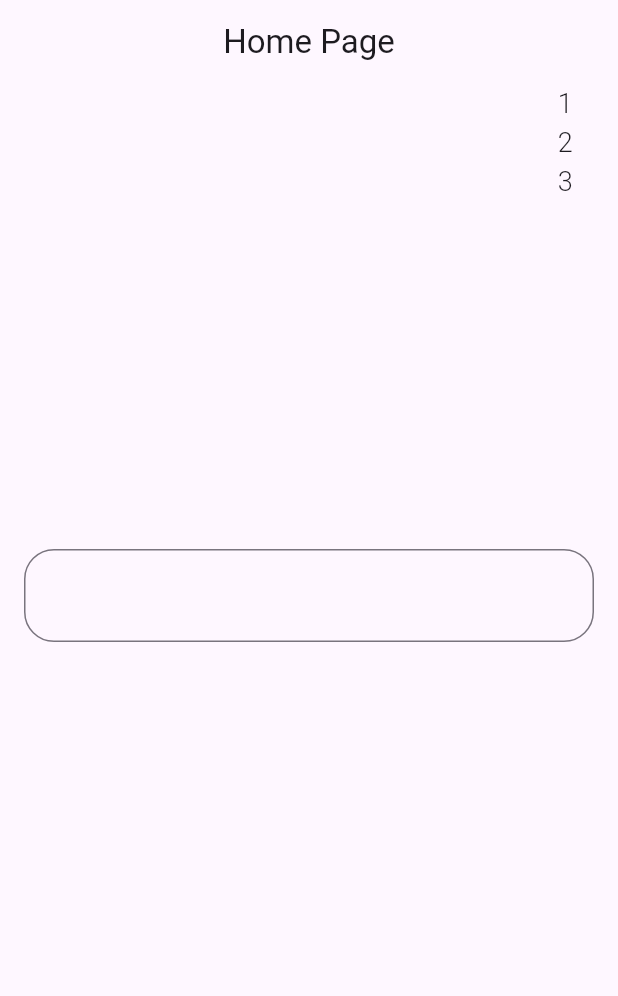
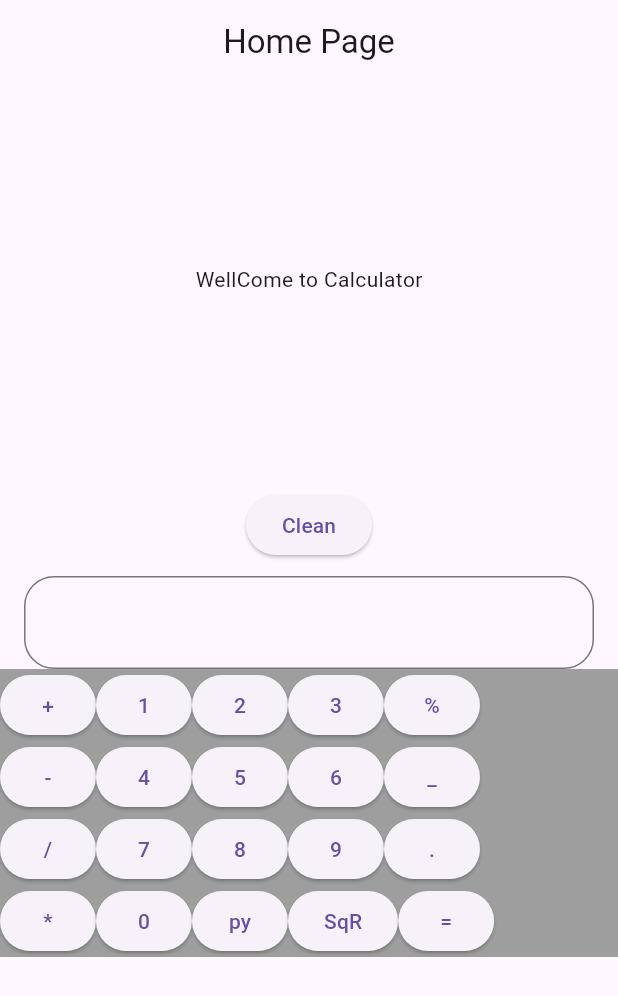
Before and after one commit to MuhammadShoaib1930/Calculator, a Flutter app: the screen it shows after launch, on a phone screen of 412 x 824 dp. Shown: the top 996 px of the screen. Run offline on Flutter 3.47's test engine with Material 3 defaults, Android fonts, the phone set to English and light mode, and no system bars.

Commit message:
update feature

```diff
--- a/lib/screens_pages/home_page.dart
+++ b/lib/screens_pages/home_page.dart
@@ -1,5 +1,6 @@
+
 import 'dart:async';
-
+import 'package:calculator/logics/basic_operations.dart';
 import 'package:flutter/gestures.dart';
 import 'package:flutter/material.dart';
 
@@ -10,9 +11,10 @@ class HomePage extends StatefulWidget {
   State<HomePage> createState() => _HomePageState();
 }
 
+StreamController streamController = StreamController();
+
 class _HomePageState extends State<HomePage> {
-  StreamController streamController = StreamController();
-  List<String> list = ['1','2','3'];
+  List<String> list = [];
   TextEditingController textEditingController = TextEditingController();
   @override
   Widget build(BuildContext context) {
@@ -24,7 +26,7 @@ class _HomePageState extends State<HomePage> {
         body: Column(children: [
           SizedBox(
             width: double.infinity,
-            height: 310,
+            height: 260,
             child: StreamBuilder(
               initialData: "WellCome to Calculator",
               stream: streamController.stream,
@@ -38,11 +40,8 @@ class _HomePageState extends State<HomePage> {
                               list[index].toString(),
                               textAlign: TextAlign.right,
                               style: const TextStyle(
-                                fontSize: 18,
-                                fontWeight: FontWeight.w300
-                              ),
-
-                              ),
+                                  fontSize: 18, fontWeight: FontWeight.w300),
+                            ),
                           );
                         },
                         itemCount: list.length,
@@ -52,12 +51,26 @@ class _HomePageState extends State<HomePage> {
               },
             ),
           ),
+          const SizedBox(
+            height: 10,
+          ),
+          ElevatedButton(
+              onPressed: () {
+                list.clear();
+                textEditingController.value = TextEditingValue.empty;
+                streamController.add(0);
+              },
+              child: const Text("Clean")),
+          const SizedBox(
+            height: 10,
+          ),
           Form(
               child: SizedBox(
             width: 380,
             child: TextFormField(
               controller: textEditingController,
-              textAlign:TextAlign.end,
+              textAlign: TextAlign.end,
+              keyboardType: TextInputType.none,
               showCursor: true,
               style: const TextStyle(fontSize: 20, fontWeight: FontWeight.bold),
               decoration: const InputDecoration(
@@ -65,18 +78,96 @@ class _HomePageState extends State<HomePage> {
                       borderRadius: BorderRadius.all(Radius.circular(20)))),
               autovalidateMode: AutovalidateMode.onUserInteraction,
               validator: (value) {
+                bool isEqual = false;
                 if (value == null || value.isEmpty) {
                   return null;
                 }
                 value = value.trim();
-                if (!RegExp(r'^-?(\d+(\.\d+)?)([+\-*/](\d+(\.\d+)?))*$').hasMatch(value)) {
-                  return 'Invalid expression. Only valid numbers and operators are allowed';
+                if (!RegExp(r'^-?(\d+(\.\d+)?)([+\-*/](\d+(\.\d+)?))*$')
+                    .hasMatch(value)) {
+                  if (RegExp(r'=$').hasMatch(value)) {
+                    isEqual = true;
+                  } else {
+                    return 'Invalid expression.';
+                  }
                 }
                 // valid
+                var inputsValue = textEditingController.text.toString();
+                var outputValues = calculationFunction(inputsValue);
+                textEditingController.text = outputValues;
+                if (isEqual) {
+                  list.add(outputValues);
+                  if (list.length > 10) {
+                    list.removeAt(0);
+                  }
+                }
+
                 return null;
               },
             ),
-          ))
+          )),
+          KeyBoardLayout(textEditingController: textEditingController)
         ]));
   }
 }
+
+class KeyBoardLayout extends StatelessWidget {
+  final TextEditingController textEditingController;
+  const KeyBoardLayout({super.key , required this.textEditingController});
+
+  @override
+  Widget build(BuildContext context) {
+    return Container(
+      color: Colors.grey,
+      child: Column(
+        children: [
+          Row(
+            children: [
+              elevatedButtonFunction("+", textEditingController),
+              elevatedButtonFunction("1", textEditingController),
+              elevatedButtonFunction("2", textEditingController),
+              elevatedButtonFunction("3", textEditingController),
+              elevatedButtonFunction("%", textEditingController),
+            ],
+          ),
+          Row(
+            children: [
+              elevatedButtonFunction("-", textEditingController),
+              elevatedButtonFunction("4", textEditingController),
+              elevatedButtonFunction("5", textEditingController),
+              elevatedButtonFunction("6", textEditingController),
+              elevatedButtonFunction("_", textEditingController),
+            ],
+          ),
+          Row(
+            children: [
+              elevatedButtonFunction("/", textEditingController),
+              elevatedButtonFunction("7", textEditingController),
+              elevatedButtonFunction("8", textEditingController),
+              elevatedButtonFunction("9", textEditingController),
+              elevatedButtonFunction(".", textEditingController),
+            ],
+          ),
+          Row(
+            children: [
+              elevatedButtonFunction("*", textEditingController),
+              elevatedButtonFunction("0", textEditingController),
+              elevatedButtonFunction("py", textEditingController),
+              elevatedButtonFunction("SqR", textEditingController),
+              elevatedButtonFunction("=", textEditingController),
+            ],
+          ),
+        ],
+      ),
+    );
+  }
+}
+
+elevatedButtonFunction(
+    String clickValue, TextEditingController textEditingController) {
+  return ElevatedButton(
+      onPressed: () {
+        textEditingController.text = clickValue;
+      },
+      child: Text(clickValue));
+}
```
Also changed, not shown: lib/logics/basic_operations.dart (+52 -67 lines).
